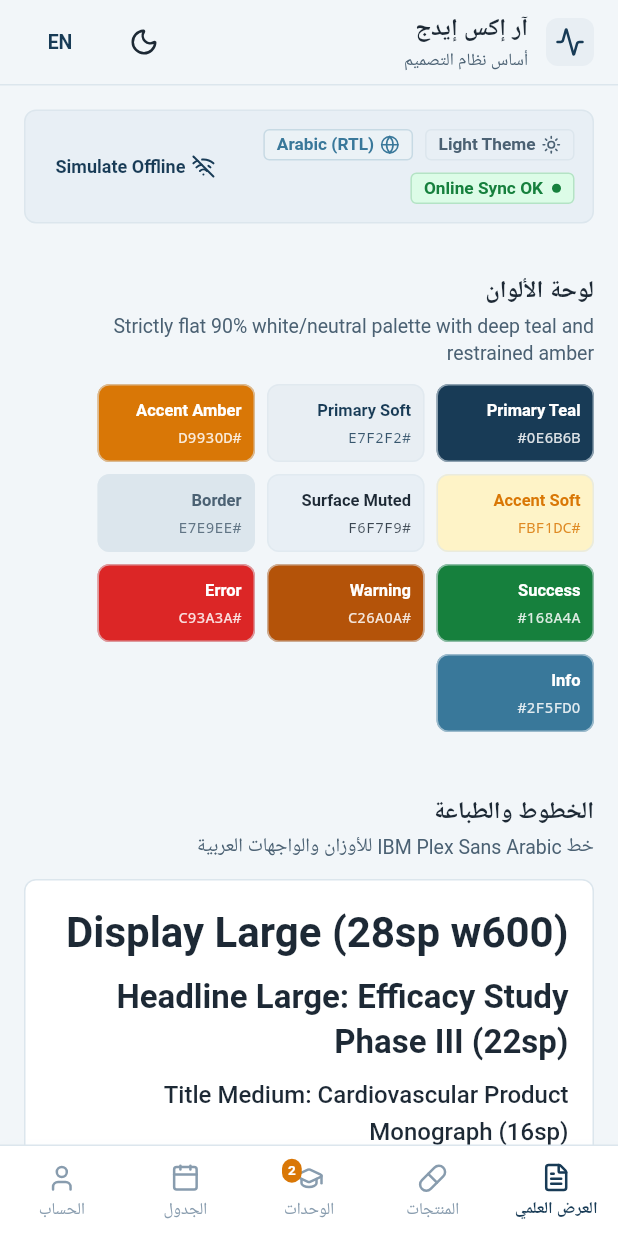
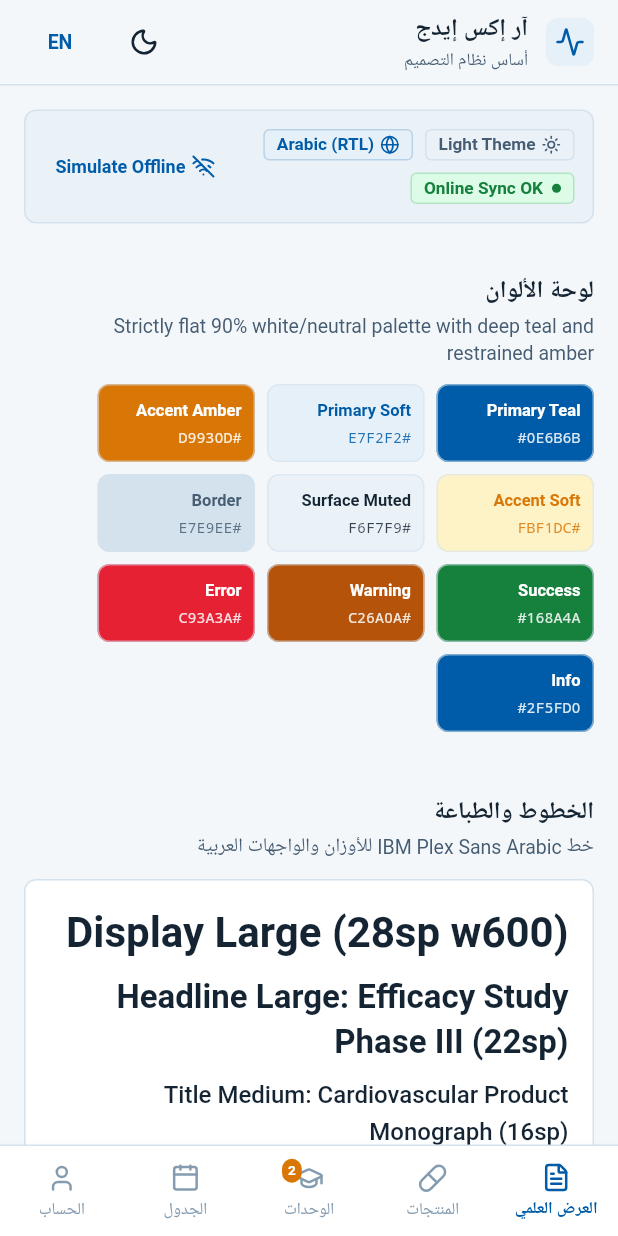
Before and after one commit to EA03cs/rxedge, a Flutter app: the DesignSystemShowcaseScreen screen opened by its route, on a phone screen of 412 x 824 dp. Run offline on Flutter 3.47's test engine with Material 3 defaults, Android fonts, the phone set to English and light mode, and no system bars; our stand-ins replace audioplayers, connectivity_plus, dio, flutter_riverpod, flutter_secure_storage, go_router and 5 more; missing offline and left inert: pdfrx, record; accounts and stored records are empty; Roboto replaces fonts that are missing (Ibm Plex Sans Arabic).

Commit message:
style(branding): apply official Mentholatum #005CA8 blue and #E62134 red palette and remove all UI emojis

```diff
--- a/lib/core/theme/app_colors.dart
+++ b/lib/core/theme/app_colors.dart
@@ -20,6 +20,8 @@ class RxColors extends ThemeExtension<RxColors> {
   final Color primarySoft;
   final Color accent;
   final Color accentSoft;
+  final Color brandRed;
+  final Color brandRedSoft;
   final Color success;
   final Color successSoft;
   final Color warning;
@@ -42,6 +44,8 @@ class RxColors extends ThemeExtension<RxColors> {
     required this.primarySoft,
     required this.accent,
     required this.accentSoft,
+    this.brandRed = const Color(0xFFE62134),
+    this.brandRedSoft = const Color(0xFFFDE9EB),
     required this.success,
     required this.successSoft,
     required this.warning,
@@ -52,28 +56,30 @@ class RxColors extends ThemeExtension<RxColors> {
     required this.infoSoft,
   });
 
-  /// Light Color Tokens (Navy & Ice Blue .2 - Corporate Clinical Palette)
+  /// Light Color Tokens (Official Mentholatum Corporate Palette: #005CA8 Blue & #E62134 Red)
   static const light = RxColors(
-    background: Color(0xFFF2F6F9), // Ice Light Clinical Canvas
+    background: Color(0xFFF4F7FA), // Ice Light Clinical Canvas
     surface: Color(0xFFFFFFFF), // Pure White card/list surfaces
-    surfaceMuted: Color(0xFFE8EFF5), // Muted Ice Blue for grouped headers & chips
-    border: Color(0xFFDCE6ED), // Crisp 1px Ice Blue separation
-    textPrimary: Color(0xFF1D2935), // Deep Charcoal Navy text
-    textSecondary: Color(0xFF4B6173), // Medium Slate Navy metadata
-    textTertiary: Color(0xFF889CAE), // Muted Ice Slate captions & subtle hints
-    primary: Color(0xFF183B56), // Deep Corporate Medical Navy
-    primaryPressed: Color(0xFF10273B),
-    primarySoft: Color(0xFFE8EEF3),
-    accent: Color(0xFFD97706), // Amber 600 - strictly for points, streaks, badges
+    surfaceMuted: Color(0xFFEAF1F7), // Muted Ice Blue for grouped headers & chips
+    border: Color(0xFFD4E2EE), // Crisp 1px Ice Blue separation
+    textPrimary: Color(0xFF142433), // Deep Charcoal Navy text
+    textSecondary: Color(0xFF455C72), // Medium Slate Navy metadata
+    textTertiary: Color(0xFF859CB0), // Muted Ice Slate captions & subtle hints
+    primary: Color(0xFF005CA8), // Official Mentholatum Corporate Blue (#005CA8)
+    primaryPressed: Color(0xFF004987),
+    primarySoft: Color(0xFFE6F0F8),
+    accent: Color(0xFFD97706), // Amber 600 - strictly for awards, streaks, badges
     accentSoft: Color(0xFFFEF3C7),
+    brandRed: Color(0xFFE62134), // Official Mentholatum Red (#E62134 from logo)
+    brandRedSoft: Color(0xFFFDE9EB),
     success: Color(0xFF16803D), // Emerald 700
     successSoft: Color(0xFFDCFCE7),
     warning: Color(0xFFB45309),
     warningSoft: Color(0xFFFEF3C7),
-    error: Color(0xFFDC2626), // Red 600
-    errorSoft: Color(0xFFFEE2E2),
-    info: Color(0xFF39789A), // Secondary Ice/Steel Blue
-    infoSoft: Color(0xFFEBF2F6),
+    error: Color(0xFFE62134), // Mentholatum Red for critical alerts
+    errorSoft: Color(0xFFFDE9EB),
+    info: Color(0xFF005CA8), // Corporate Brand Blue
+    infoSoft: Color(0xFFE6F0F8),
   );
 
   /// Dark Color Tokens (Fallback / Mirrored to Light as Dark Mode is Disabled)
@@ -93,6 +99,8 @@ class RxColors extends ThemeExtension<RxColors> {
     Color? primarySoft,
     Color? accent,
     Color? accentSoft,
+    Color? brandRed,
+    Color? brandRedSoft,
     Color? success,
     Color? successSoft,
     Color? warning,
@@ -115,6 +123,8 @@ class RxColors extends ThemeExtension<RxColors> {
       primarySoft: primarySoft ?? this.primarySoft,
       accent: accent ?? this.accent,
       accentSoft: accentSoft ?? this.accentSoft,
+      brandRed: brandRed ?? this.brandRed,
+      brandRedSoft: brandRedSoft ?? this.brandRedSoft,
       success: success ?? this.success,
       successSoft: successSoft ?? this.successSoft,
       warning: warning ?? this.warning,
@@ -145,6 +155,8 @@ class RxColors extends ThemeExtension<RxColors> {
       primarySoft: Color.lerp(primarySoft, other.primarySoft, t)!,
       accent: Color.lerp(accent, other.accent, t)!,
       accentSoft: Color.lerp(accentSoft, other.accentSoft, t)!,
+      brandRed: Color.lerp(brandRed, other.brandRed, t)!,
+      brandRedSoft: Color.lerp(brandRedSoft, other.brandRedSoft, t)!,
       success: Color.lerp(success, other.success, t)!,
       successSoft: Color.lerp(successSoft, other.successSoft, t)!,
       warning: Color.lerp(warning, other.warning, t)!,
--- a/lib/features/auth/presentation/screens/onboarding_screen.dart
+++ b/lib/features/auth/presentation/screens/onboarding_screen.dart
@@ -736,7 +736,7 @@ class _OnboardingScreenState extends ConsumerState<OnboardingScreen> {
               const SizedBox(width: RxSpacing.s6),
               Expanded(
                 child: Text(
-                  isArabic ? 'معتمد ومُجاب عنه من الإدارة الطبية والتسويق ✓' : 'Answered & verified by Medical Affairs ✓',
+                  isArabic ? 'معتمد ومُجاب عنه من الإدارة الطبية والتسويق' : 'Answered & verified by Medical Affairs',
                   style: textTheme.labelSmall?.copyWith(
                     fontWeight: FontWeight.w600,
                     color: colors.success,
--- a/lib/features/challenges/presentation/widgets/objection_of_month_view.dart
+++ b/lib/features/challenges/presentation/widgets/objection_of_month_view.dart
@@ -369,8 +369,8 @@ class _ObjectionOfMonthViewState extends State<ObjectionOfMonthView> {
                                     child: Text(
                                       userFeedback == 'helpful'
                                           ? (isArabic
-                                              ? 'تم تسجيل تقييمك (مفيد ✓) — يُفيد باقي الزملاء في الزيارات الميدانية.'
-                                              : 'Your feedback (Helpful ✓) has been recorded to support your peers.')
+                                              ? 'تم تسجيل تقييمك (مفيد) — يُفيد باقي الزملاء في الزيارات الميدانية.'
+                                              : 'Your feedback (Helpful) has been recorded to support your peers.')
                                           : (isArabic
                                               ? 'شكراً لملاحظتك — تم إرسال طلب تحسين الرد للفريق الطبي والتسويق.'
                                               : 'Thank you — note forwarded to Medical Affairs to refine the response.'),
--- a/lib/features/design_system/presentation/design_system_showcase_screen.dart
+++ b/lib/features/design_system/presentation/design_system_showcase_screen.dart
@@ -656,7 +656,7 @@ class _DesignSystemShowcaseScreenState extends ConsumerState<DesignSystemShowcas
           variant: StatusBadgeVariant.neutral,
         ),
         StatusBadge(
-          label: 'Streak: 7 Days 🔥 (350 Pts)',
+          label: 'Streak: 7 Days (350 Pts)',
           variant: StatusBadgeVariant.accent,
           icon: LucideIcons.award,
         ),
```
Also changed, not shown: 1 other file.
